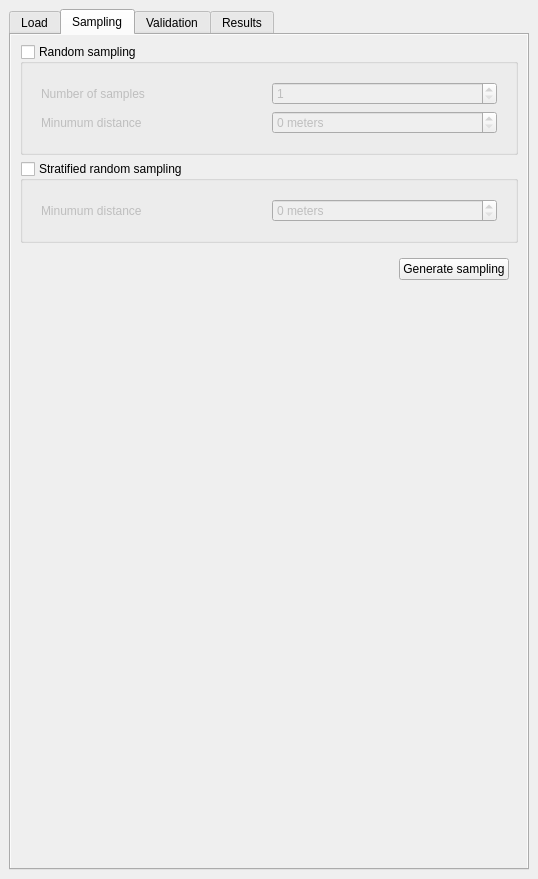
Old version of the form ui/acatama_dockwidget_base.ui in the repository SMByC/AcATaMa.
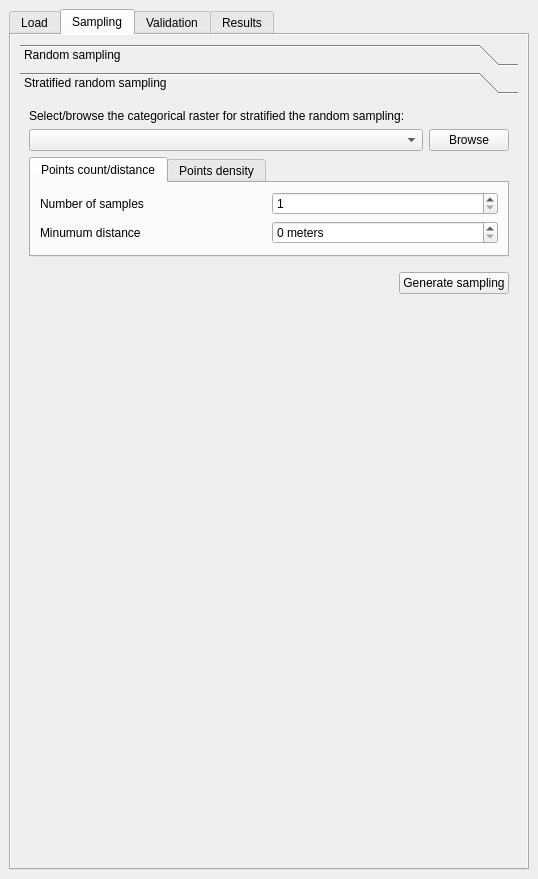
New version of the form. The open tabs and pages were chosen to show the change.

Commit message: Several adjusted UI for more usability in sampling tab, deleted toggle groupboxs function

Patch:
```diff
--- a/ui/acatama_dockwidget_base.ui
+++ b/ui/acatama_dockwidget_base.ui
@@ -97,6 +97,42 @@
                  </layout>
                 </widget>
                </item>
+               <item>
+                <widget class="QWidget" name="widget_7" native="true">
+                 <layout class="QHBoxLayout" name="horizontalLayout_6">
+                  <property name="margin">
+                   <number>0</number>
+                  </property>
+                  <item>
+                   <widget class="QLabel" name="label_2">
+                    <property name="text">
+                     <string>Define nodata value:</string>
+                    </property>
+                   </widget>
+                  </item>
+                  <item>
+                   <widget class="QSpinBox" name="nodata_ThematicRaster">
+                    <property name="maximum">
+                     <number>999999</number>
+                    </property>
+                   </widget>
+                  </item>
+                  <item>
+                   <spacer name="horizontalSpacer_3">
+                    <property name="orientation">
+                     <enum>Qt::Horizontal</enum>
+                    </property>
+                    <property name="sizeHint" stdset="0">
+                     <size>
+                      <width>40</width>
+                      <height>20</height>
+                     </size>
+                    </property>
+                   </spacer>
+                  </item>
+                 </layout>
+                </widget>
+               </item>
               </layout>
              </widget>
             </item>
@@ -366,36 +402,61 @@
            </property>
            <layout class="QVBoxLayout" name="verticalLayout_6">
             <item>
-             <widget class="QGroupBox" name="groupBox_RandomSampling">
-              <property name="title">
+             <widget class="QToolBox" name="toolBox">
+              <property name="currentIndex">
+               <number>0</number>
+              </property>
+              <widget class="QWidget" name="page_RandomSampling">
+               <property name="geometry">
+                <rect>
+                 <x>0</x>
+                 <y>0</y>
+                 <width>502</width>
+                 <height>702</height>
+                </rect>
+               </property>
+               <attribute name="label">
                <string>Random sampling</string>
-              </property>
-              <property name="checkable">
-               <bool>true</bool>
-              </property>
-              <property name="checked">
-               <bool>false</bool>
-              </property>
-              <layout class="QVBoxLayout" name="verticalLayout_4">
+               </attribute>
+               <layout class="QVBoxLayout" name="verticalLayout_18">
                <item>
                 <widget class="QWidget" name="widget_RandomSampling" native="true">
-                 <layout class="QGridLayout" name="gridLayout_2">
-                  <item row="1" column="0">
-                   <widget class="QLabel" name="label_2">
-                    <property name="text">
-                     <string>Minumum distance</string>
-                    </property>
-                   </widget>
-                  </item>
-                  <item row="0" column="0">
+                  <layout class="QVBoxLayout" name="verticalLayout_14">
+                   <property name="margin">
+                    <number>0</number>
+                   </property>
+                   <item>
                    <widget class="QLabel" name="label_5">
                     <property name="text">
+                      <string>Sampling strategy:</string>
+                     </property>
+                    </widget>
+                   </item>
+                   <item>
+                    <widget class="QTabWidget" name="tabWidget_2">
+                     <property name="sizePolicy">
+                      <sizepolicy hsizetype="Preferred" vsizetype="Preferred">
+                       <horstretch>0</horstretch>
+                       <verstretch>0</verstretch>
+                      </sizepolicy>
+                     </property>
+                     <property name="currentIndex">
+                      <number>0</number>
+                     </property>
+                     <widget class="QWidget" name="tab_1">
+                      <attribute name="title">
+                       <string>Points count/distance</string>
+                      </attribute>
+                      <layout class="QGridLayout" name="gridLayout_3">
+                       <item row="0" column="0">
+                        <widget class="QLabel" name="label_15">
+                         <property name="text">
                      <string>Number of samples</string>
                     </property>
                    </widget>
                   </item>
-                  <item row="0" column="2">
-                   <widget class="QSpinBox" name="numberOfSamples">
+                       <item row="0" column="1">
+                        <widget class="QSpinBox" name="numberOfSamples_2">
                     <property name="minimum">
                      <number>1</number>
                     </property>
@@ -404,8 +465,15 @@
                     </property>
                    </widget>
                   </item>
-                  <item row="1" column="2">
-                   <widget class="QSpinBox" name="minDistance_rs">
+                       <item row="1" column="0">
+                        <widget class="QLabel" name="label_14">
+                         <property name="text">
+                          <string>Minumum distance</string>
+                         </property>
+                        </widget>
+                       </item>
+                       <item row="1" column="1">
+                        <widget class="QSpinBox" name="minDistance_rs_2">
                     <property name="suffix">
                      <string> meters</string>
                     </property>
@@ -416,14 +484,45 @@
                   </item>
                  </layout>
                 </widget>
-               </item>
-              </layout>
+                     <widget class="QWidget" name="tab_2">
+                      <attribute name="title">
+                       <string>Points density</string>
+                      </attribute>
+                      <layout class="QGridLayout" name="gridLayout_4">
+                       <item row="0" column="0">
+                        <widget class="QLabel" name="label_16">
+                         <property name="text">
+                          <string>Points density</string>
+                         </property>
+                        </widget>
+                       </item>
+                       <item row="0" column="1">
+                        <widget class="QDoubleSpinBox" name="doubleSpinBox">
+                         <property name="suffix">
+                          <string> points/m2</string>
+                         </property>
+                         <property name="decimals">
+                          <number>8</number>
+                         </property>
+                         <property name="maximum">
+                          <double>1.000000000000000</double>
+                         </property>
+                         <property name="singleStep">
+                          <double>0.000001000000000</double>
+                         </property>
+                         <property name="value">
+                          <double>0.000000000000000</double>
+                         </property>
+                        </widget>
+                       </item>
+                      </layout>
+                     </widget>
              </widget>
             </item>
             <item>
-             <widget class="QGroupBox" name="groupBox_StratifiedSampling">
+                    <widget class="QGroupBox" name="groupBox_RSwithCR">
               <property name="title">
-               <string>Stratified random sampling</string>
+                      <string>Sampling in categorical raster (optional)</string>
               </property>
               <property name="checkable">
                <bool>true</bool>
@@ -433,23 +532,76 @@
               </property>
               <layout class="QVBoxLayout" name="verticalLayout_10">
                <item>
-                <widget class="QWidget" name="widget_StratifiedSampling" native="true">
-                 <layout class="QHBoxLayout" name="horizontalLayout">
+                       <widget class="QWidget" name="widget_RSwithCR" native="true">
+                        <layout class="QVBoxLayout" name="verticalLayout_15">
+                         <property name="margin">
+                          <number>0</number>
+                         </property>
                   <item>
-                   <widget class="QLabel" name="label_6">
+                          <widget class="QLabel" name="label_12">
                     <property name="text">
-                     <string>Minumum distance</string>
-                    </property>
+                            <string>Select/browse the categorical raster for make the random sampling only in the selected pixels values in it:</string>
+                           </property>
+                           <property name="alignment">
+                            <set>Qt::AlignJustify|Qt::AlignVCenter</set>
+                           </property>
+                           <property name="wordWrap">
+                            <bool>true</bool>
+                           </property>
                    </widget>
                   </item>
                   <item>
-                   <widget class="QSpinBox" name="minDistance_srs">
-                    <property name="suffix">
-                     <string> meters</string>
-                    </property>
-                    <property name="maximum">
-                     <number>99999</number>
-                    </property>
+                          <widget class="QWidget" name="widget_24" native="true">
+                           <layout class="QHBoxLayout" name="horizontalLayout_23">
+                            <property name="margin">
+                             <number>0</number>
+                            </property>
+                            <item>
+                             <widget class="QComboBox" name="selectCategRaster_2">
+                              <property name="sizePolicy">
+                               <sizepolicy hsizetype="Expanding" vsizetype="Fixed">
+                                <horstretch>0</horstretch>
+                                <verstretch>0</verstretch>
+                               </sizepolicy>
+                              </property>
+                              <property name="editable">
+                               <bool>false</bool>
+                              </property>
+                             </widget>
+                            </item>
+                            <item>
+                             <widget class="QPushButton" name="browseCategRaster_2">
+                              <property name="text">
+                               <string>Browse</string>
+                              </property>
+                             </widget>
+                            </item>
+                           </layout>
+                          </widget>
+                         </item>
+                         <item>
+                          <widget class="QWidget" name="widget_6" native="true">
+                           <layout class="QHBoxLayout" name="horizontalLayout_4">
+                            <property name="spacing">
+                             <number>0</number>
+                            </property>
+                            <property name="margin">
+                             <number>0</number>
+                            </property>
+                            <item>
+                             <widget class="QLabel" name="label_13">
+                              <property name="text">
+                               <string>Set pixel values:</string>
+                              </property>
+                             </widget>
+                            </item>
+                            <item>
+                             <widget class="QLineEdit" name="pixelsValuesCategRaster_2"/>
+                            </item>
+                           </layout>
+                          </widget>
+                         </item>
+                        </layout>
                    </widget>
                   </item>
                  </layout>
@@ -461,6 +613,12 @@
             <item>
              <widget class="QWidget" name="widget_8" native="true">
               <layout class="QHBoxLayout" name="horizontalLayout_5">
+                   <property name="leftMargin">
+                    <number>0</number>
+                   </property>
+                   <property name="rightMargin">
+                    <number>0</number>
+                   </property>
                <item>
                 <spacer name="horizontalSpacer_2">
                  <property name="orientation">
@@ -482,6 +640,221 @@
                 </widget>
                </item>
               </layout>
+                 </widget>
+                </item>
+                <item>
+                 <spacer name="verticalSpacer_3">
+                  <property name="orientation">
+                   <enum>Qt::Vertical</enum>
+                  </property>
+                  <property name="sizeHint" stdset="0">
+                   <size>
+                    <width>20</width>
+                    <height>0</height>
+                   </size>
+                  </property>
+                 </spacer>
+                </item>
+               </layout>
+              </widget>
+              <widget class="QWidget" name="page_StratifiedSampling">
+               <property name="geometry">
+                <rect>
+                 <x>0</x>
+                 <y>0</y>
+                 <width>502</width>
+                 <height>702</height>
+                </rect>
+               </property>
+               <attribute name="label">
+                <string>Stratified random sampling</string>
+               </attribute>
+               <layout class="QVBoxLayout" name="verticalLayout_19">
+                <item>
+                 <widget class="QWidget" name="widget_StratifiedSampling" native="true">
+                  <layout class="QVBoxLayout" name="verticalLayout_13">
+                   <property name="margin">
+                    <number>0</number>
+                   </property>
+                   <item>
+                    <widget class="QLabel" name="label_17">
+                     <property name="text">
+                      <string>Select/browse the categorical raster for stratified the random sampling:</string>
+                     </property>
+                     <property name="alignment">
+                      <set>Qt::AlignJustify|Qt::AlignVCenter</set>
+                     </property>
+                     <property name="wordWrap">
+                      <bool>true</bool>
+                     </property>
+                    </widget>
+                   </item>
+                   <item>
+                    <widget class="QWidget" name="widget_25" native="true">
+                     <layout class="QHBoxLayout" name="horizontalLayout_24">
+                      <property name="margin">
+                       <number>0</number>
+                      </property>
+                      <item>
+                       <widget class="QComboBox" name="selectCategRaster_3">
+                        <property name="sizePolicy">
+                         <sizepolicy hsizetype="Expanding" vsizetype="Fixed">
+                          <horstretch>0</horstretch>
+                          <verstretch>0</verstretch>
+                         </sizepolicy>
+                        </property>
+                        <property name="editable">
+                         <bool>false</bool>
+                        </property>
+                       </widget>
+                      </item>
+                      <item>
+                       <widget class="QPushButton" name="browseCategRaster_3">
+                        <property name="text">
+                         <string>Browse</string>
+                        </property>
+                       </widget>
+                      </item>
+                     </layout>
+                    </widget>
+                   </item>
+                   <item>
+                    <widget class="QTabWidget" name="tabWidget_3">
+                     <property name="sizePolicy">
+                      <sizepolicy hsizetype="Preferred" vsizetype="Preferred">
+                       <horstretch>0</horstretch>
+                       <verstretch>0</verstretch>
+                      </sizepolicy>
+                     </property>
+                     <property name="currentIndex">
+                      <number>0</number>
+                     </property>
+                     <widget class="QWidget" name="tab_4">
+                      <attribute name="title">
+                       <string>Points count/distance</string>
+                      </attribute>
+                      <layout class="QGridLayout" name="gridLayout_5">
+                       <item row="0" column="0">
+                        <widget class="QLabel" name="label_18">
+                         <property name="text">
+                          <string>Number of samples</string>
+                         </property>
+                        </widget>
+                       </item>
+                       <item row="0" column="1">
+                        <widget class="QSpinBox" name="numberOfSamples_3">
+                         <property name="minimum">
+                          <number>1</number>
+                         </property>
+                         <property name="maximum">
+                          <number>999999</number>
+                         </property>
+                        </widget>
+                       </item>
+                       <item row="1" column="0">
+                        <widget class="QLabel" name="label_19">
+                         <property name="text">
+                          <string>Minumum distance</string>
+                         </property>
+                        </widget>
+                       </item>
+                       <item row="1" column="1">
+                        <widget class="QSpinBox" name="minDistance_rs_3">
+                         <property name="suffix">
+                          <string> meters</string>
+                         </property>
+                         <property name="maximum">
+                          <number>99999</number>
+                         </property>
+                        </widget>
+                       </item>
+                      </layout>
+                     </widget>
+                     <widget class="QWidget" name="tab_5">
+                      <attribute name="title">
+                       <string>Points density</string>
+                      </attribute>
+                      <layout class="QGridLayout" name="gridLayout_6">
+                       <item row="0" column="0">
+                        <widget class="QLabel" name="label_20">
+                         <property name="text">
+                          <string>Points density</string>
+                         </property>
+                        </widget>
+                       </item>
+                       <item row="0" column="1">
+                        <widget class="QDoubleSpinBox" name="doubleSpinBox_2">
+                         <property name="suffix">
+                          <string> points/m2</string>
+                         </property>
+                         <property name="decimals">
+                          <number>8</number>
+                         </property>
+                         <property name="maximum">
+                          <double>1.000000000000000</double>
+                         </property>
+                         <property name="singleStep">
+                          <double>0.000001000000000</double>
+                         </property>
+                         <property name="value">
+                          <double>0.000000000000000</double>
+                         </property>
+                        </widget>
+                       </item>
+                      </layout>
+                     </widget>
+                    </widget>
+                   </item>
+                  </layout>
+                 </widget>
+                </item>
+                <item>
+                 <widget class="QWidget" name="widget_9" native="true">
+                  <layout class="QHBoxLayout" name="horizontalLayout_7">
+                   <property name="leftMargin">
+                    <number>0</number>
+                   </property>
+                   <property name="rightMargin">
+                    <number>0</number>
+                   </property>
+                   <item>
+                    <spacer name="horizontalSpacer_4">
+                     <property name="orientation">
+                      <enum>Qt::Horizontal</enum>
+                     </property>
+                     <property name="sizeHint" stdset="0">
+                      <size>
+                       <width>40</width>
+                       <height>20</height>
+                      </size>
+                     </property>
+                    </spacer>
+                   </item>
+                   <item>
+                    <widget class="QPushButton" name="buttonGenerateSRSampling">
+                     <property name="text">
+                      <string>Generate sampling</string>
+                     </property>
+                    </widget>
+                   </item>
+                  </layout>
+                 </widget>
+                </item>
+                <item>
+                 <spacer name="verticalSpacer_4">
+                  <property name="orientation">
+                   <enum>Qt::Vertical</enum>
+                  </property>
+                  <property name="sizeHint" stdset="0">
+                   <size>
+                    <width>20</width>
+                    <height>40</height>
+                   </size>
+                  </property>
+                 </spacer>
+                </item>
+               </layout>
+              </widget>
              </widget>
             </item>
             <item>
@@ -489,10 +862,13 @@
               <property name="orientation">
                <enum>Qt::Vertical</enum>
               </property>
+              <property name="sizeType">
+               <enum>QSizePolicy::Fixed</enum>
+              </property>
               <property name="sizeHint" stdset="0">
                <size>
                 <width>20</width>
-                <height>40</height>
+                <height>12</height>
                </size>
               </property>
              </spacer>
```
Left out of the diff: 82 changed lines with no effect on the pictures. Lines whose indentation alone changed are shown as unchanged. The commit also changes 1 other file.
